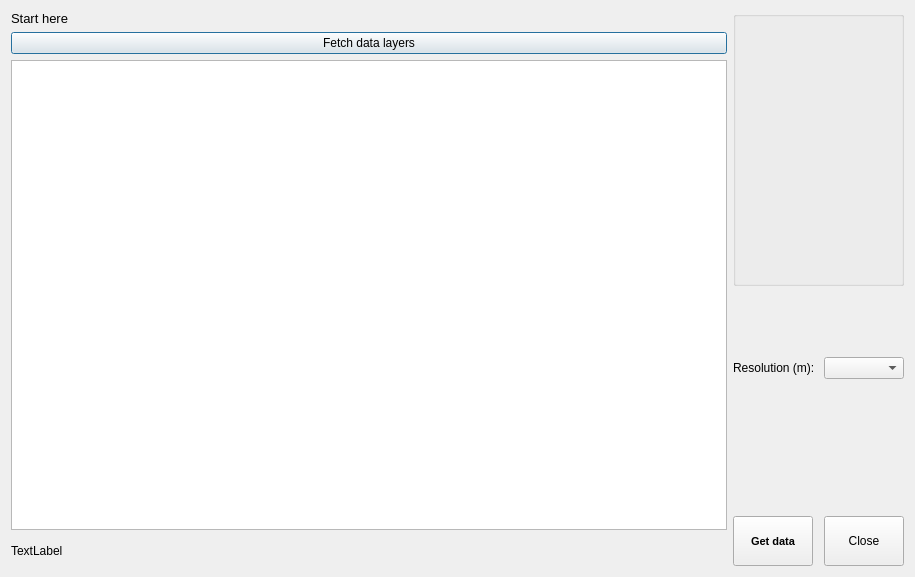
The window that geocubes_plugin_dialog_base.ui (geoportti/GeoCubes-Finland-QGIS-Plugin) describes before a commit, drawn with Qt 5.
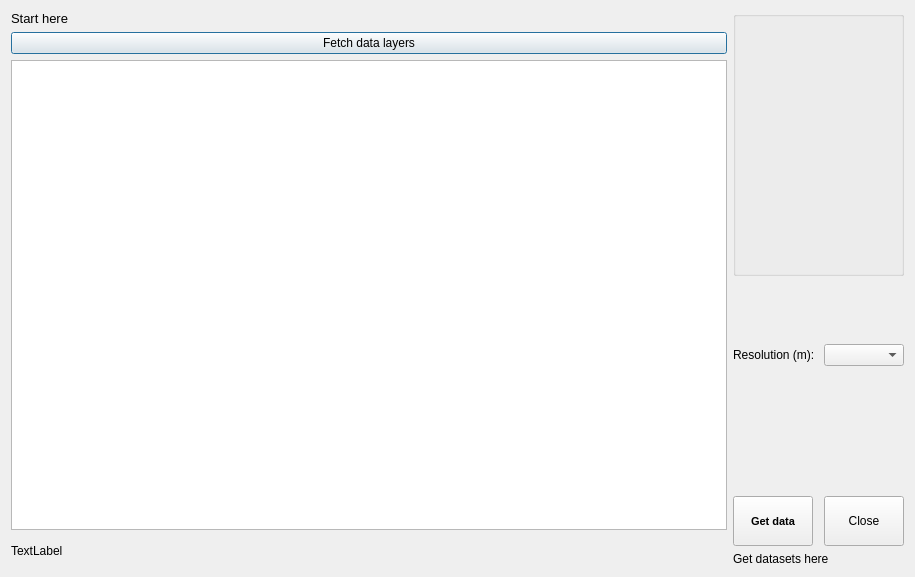
The same window after the commit. Custom widgets are drawn as their Qt base class.

Commit message: Commenting and improving ui. Added a text to inform user when downloading data

```diff
--- a/geocubes_plugin_dialog_base.ui
+++ b/geocubes_plugin_dialog_base.ui
@@ -104,7 +104,7 @@
      </item>
      <item>
       <layout class="QFormLayout" name="formLayout">
-       <item row="2" column="1">
+       <item row="0" column="1">
         <spacer name="verticalSpacer">
          <property name="orientation">
           <enum>Qt::Vertical</enum>
@@ -117,18 +117,24 @@
          </property>
         </spacer>
        </item>
-       <item row="3" column="0">
+       <item row="1" column="0">
         <widget class="QLabel" name="label_2">
          <property name="text">
           <string>Resolution (m): </string>
          </property>
         </widget>
        </item>
-       <item row="3" column="1">
+       <item row="1" column="1">
         <widget class="QComboBox" name="resolutionBox">
+         <property name="sizePolicy">
+          <sizepolicy hsizetype="Fixed" vsizetype="Fixed">
+           <horstretch>0</horstretch>
+           <verstretch>0</verstretch>
+          </sizepolicy>
+         </property>
          <property name="maximumSize">
           <size>
-           <width>250</width>
+           <width>300</width>
            <height>16777215</height>
           </size>
          </property>
@@ -137,7 +143,7 @@
          </property>
         </widget>
        </item>
-       <item row="4" column="1">
+       <item row="3" column="1">
         <spacer name="verticalSpacer_2">
          <property name="orientation">
           <enum>Qt::Vertical</enum>
@@ -150,7 +156,7 @@
          </property>
         </spacer>
        </item>
-       <item row="5" column="1">
+       <item row="4" column="1">
         <spacer name="verticalSpacer_3">
          <property name="orientation">
           <enum>Qt::Vertical</enum>
@@ -163,23 +169,7 @@
          </property>
         </spacer>
        </item>
-       <item row="6" column="1">
-        <widget class="QPushButton" name="closeButton">
-         <property name="maximumSize">
-          <size>
-           <width>80</width>
-           <height>50</height>
-          </size>
-         </property>
-         <property name="layoutDirection">
-          <enum>Qt::RightToLeft</enum>
-         </property>
-         <property name="text">
-          <string>Close</string>
-         </property>
-        </widget>
-       </item>
-       <item row="6" column="0">
+       <item row="5" column="0">
         <widget class="QPushButton" name="getDataButton">
          <property name="sizePolicy">
           <sizepolicy hsizetype="Fixed" vsizetype="Expanding">
@@ -189,8 +179,8 @@
          </property>
          <property name="maximumSize">
           <size>
-           <width>800</width>
-           <height>16777215</height>
+           <width>120</width>
+           <height>60</height>
           </size>
          </property>
          <property name="font">
@@ -205,8 +195,31 @@
          </property>
         </widget>
        </item>
+       <item row="5" column="1">
+        <widget class="QPushButton" name="closeButton">
+         <property name="maximumSize">
+          <size>
+           <width>80</width>
+           <height>50</height>
+          </size>
+         </property>
+         <property name="layoutDirection">
+          <enum>Qt::RightToLeft</enum>
+         </property>
+         <property name="text">
+          <string>Close</string>
+         </property>
+        </widget>
+       </item>
       </layout>
      </item>
+     <item>
+      <widget class="QLabel" name="dataInfoText">
+       <property name="text">
+        <string>Get datasets here</string>
+       </property>
+      </widget>
+     </item>
     </layout>
    </item>
   </layout>
```
Left out of the diff: 2 changed lines with no effect on the pictures. The commit also changes 1 other file.
